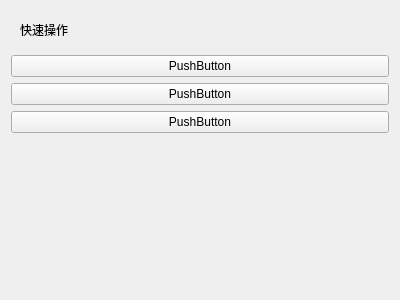
Before: the Qt Designer form GUI/resource/ui/dashboard_plugin/card_quick_option_widget.ui in xiaoyu12139/zengnui-manage, drawn with Qt 5.
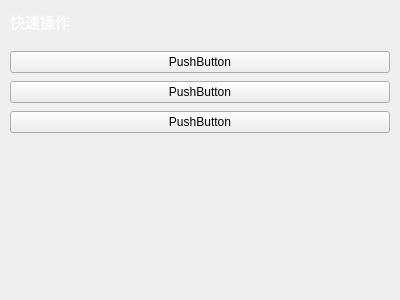
After: the same form once the commit is applied.

Patch:
```diff
--- a/GUI/resource/ui/dashboard_plugin/card_quick_option_widget.ui
+++ b/GUI/resource/ui/dashboard_plugin/card_quick_option_widget.ui
@@ -14,6 +14,21 @@
    <string>Form</string>
   </property>
   <layout class="QVBoxLayout" name="verticalLayout">
+   <property name="spacing">
+    <number>8</number>
+   </property>
+   <property name="leftMargin">
+    <number>10</number>
+   </property>
+   <property name="topMargin">
+    <number>10</number>
+   </property>
+   <property name="rightMargin">
+    <number>10</number>
+   </property>
+   <property name="bottomMargin">
+    <number>10</number>
+   </property>
    <item>
     <widget class="QWidget" name="titleWidget" native="true">
      <property name="maximumSize">
@@ -23,8 +38,27 @@
       </size>
      </property>
      <layout class="QHBoxLayout" name="horizontalLayout">
+      <property name="spacing">
+       <number>0</number>
+      </property>
+      <property name="leftMargin">
+       <number>0</number>
+      </property>
+      <property name="topMargin">
+       <number>0</number>
+      </property>
+      <property name="rightMargin">
+       <number>0</number>
+      </property>
+      <property name="bottomMargin">
+       <number>10</number>
+      </property>
       <item>
        <widget class="QLabel" name="card1Title">
+        <property name="styleSheet">
+         <string notr="true">font-size:15px;
+color: #FFFFFF</string>
+        </property>
         <property name="text">
          <string>快速操作</string>
         </property>
```
